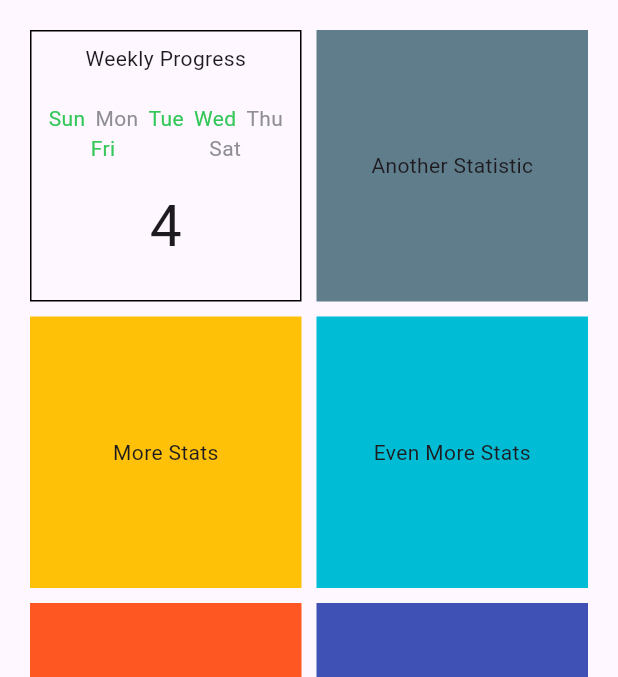
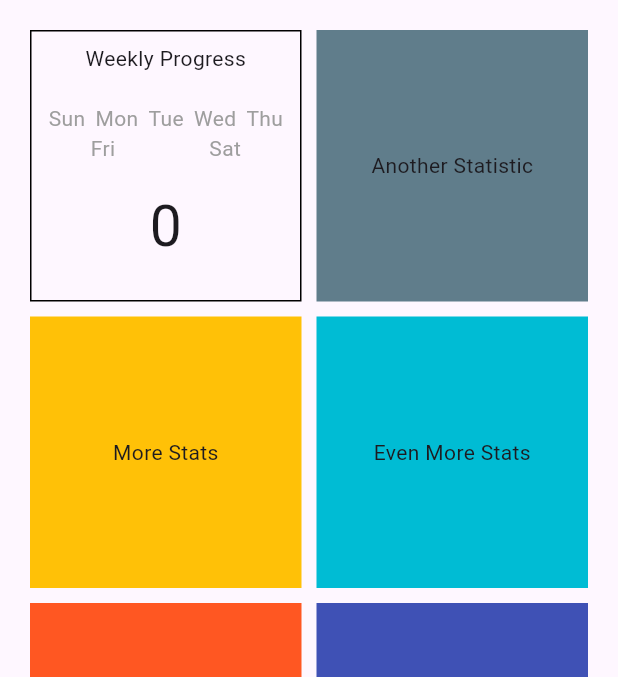
Before and after one commit to igorbasko01/exercise-management, a Flutter app: the screen it shows after launch, on a phone screen of 412 x 824 dp, the part 84-761 px from its top. Run offline on Flutter 3.47's test engine with Material 3 defaults, Android fonts, the phone set to English and light mode, and no system bars; our stand-ins replace logger, sqflite; accounts and stored records are empty.

Commit message:
allow the weekly progress widget to fetch data from the view model

```diff
--- a/lib/presentation/widgets/weekly_progress_statistic_widget.dart
+++ b/lib/presentation/widgets/weekly_progress_statistic_widget.dart
@@ -1,4 +1,7 @@
-import 'package:flutter/cupertino.dart';
+import 'package:exercise_management/core/result.dart';
+import 'package:exercise_management/presentation/view_models/exercise_statistics_view_model.dart';
+import 'package:flutter/material.dart';
+import 'package:provider/provider.dart';
 
 class WeeklyProgressStatisticWidget extends StatelessWidget {
   static const List<String> _days = [
@@ -11,15 +14,37 @@ class WeeklyProgressStatisticWidget extends StatelessWidget {
     'Sat'
   ];
 
-  // TODO: Replace with data from view model
-  final List<bool> _daysExercised = const [
-    true, false, true, true, false, true, false
-  ];
-
   const WeeklyProgressStatisticWidget({super.key});
 
   @override
   Widget build(BuildContext context) {
+    return _exerciseStatistics();
+  }
+
+  Consumer<ExerciseStatisticsViewModel> _exerciseStatistics() {
+    return Consumer<ExerciseStatisticsViewModel>(
+        builder: (context, viewModel, child) {
+          if (viewModel.fetchCurrentWeekExerciseDaysStatistic.running) {
+            return const Center(
+              child: CircularProgressIndicator(),
+            );
+          }
+
+          if (viewModel.fetchCurrentWeekExerciseDaysStatistic.error) {
+            return Center(
+              child: Text((viewModel.fetchCurrentWeekExerciseDaysStatistic.result as Error).toString()),
+            );
+          }
+
+          final daysExercised = viewModel.fetchCurrentWeekExerciseDaysStatistic.result is Ok
+              ? (viewModel.fetchCurrentWeekExerciseDaysStatistic.result as Ok).value
+              : List.filled(viewModel.daysInWeek, false);
+
+          return _buildUI(daysExercised);
+        });
+  }
+
+  Widget _buildUI(List<bool> daysExercised) {
     return Column(
       children: [
         const Text('Weekly Progress'),
@@ -31,9 +56,9 @@ class WeeklyProgressStatisticWidget extends StatelessWidget {
               .asMap()
               .entries
               .map((entry) => _DayIndicator(
-                    day: entry.value,
-                    exercised: _daysExercised[entry.key],
-                  ))
+            day: entry.value,
+            exercised: daysExercised[entry.key],
+          ))
               .toList(),
         ),
         Row(
@@ -43,13 +68,16 @@ class WeeklyProgressStatisticWidget extends StatelessWidget {
               .asMap()
               .entries
               .map((entry) => _DayIndicator(
-                    day: entry.value,
-                    exercised: _daysExercised[entry.key + 5],
-                  ))
+            day: entry.value,
+            exercised: daysExercised[entry.key + 5],
+          ))
               .toList(),
         ),
         const SizedBox(height: 15),
-        Text('${_daysExercised.where((e) => e).length}', style: const TextStyle(fontSize: 38),),
+        Text(
+          '${daysExercised.where((e) => e).length}',
+          style: const TextStyle(fontSize: 38),
+        ),
       ],
     );
   }
@@ -72,8 +100,8 @@ class _DayIndicator extends StatelessWidget {
           day,
           style: TextStyle(
             color: exercised
-                ? CupertinoColors.activeGreen
-                : CupertinoColors.systemGrey,
+                ? Colors.green
+                : Colors.grey,
           ),
         ),
       ],
```
